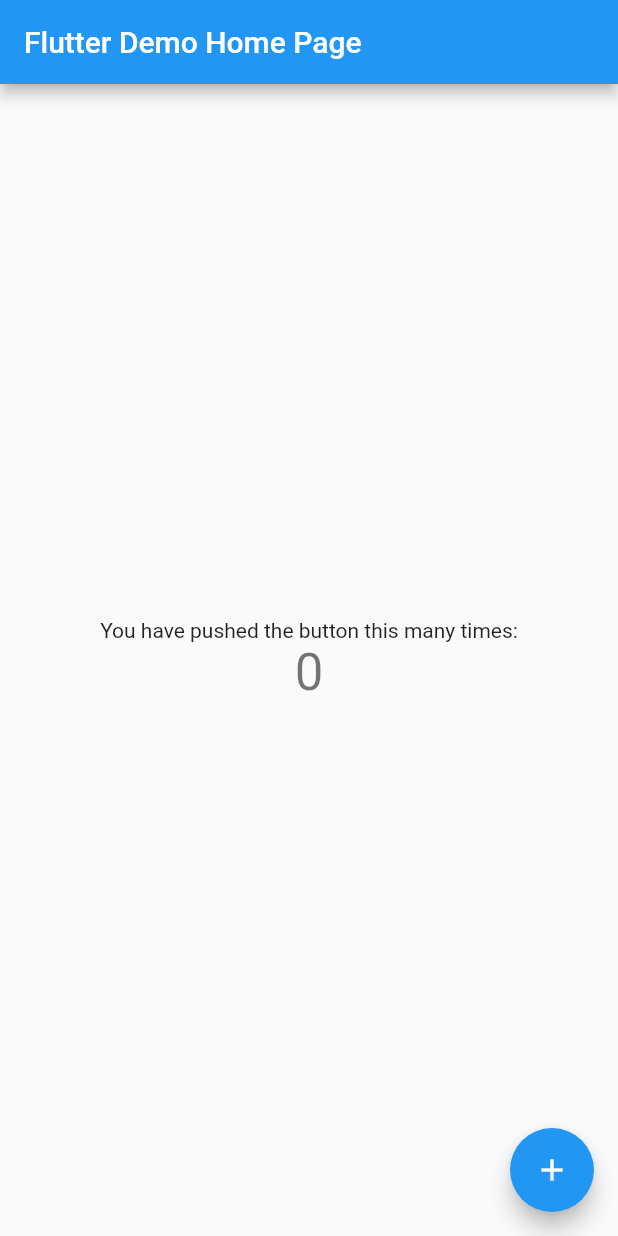
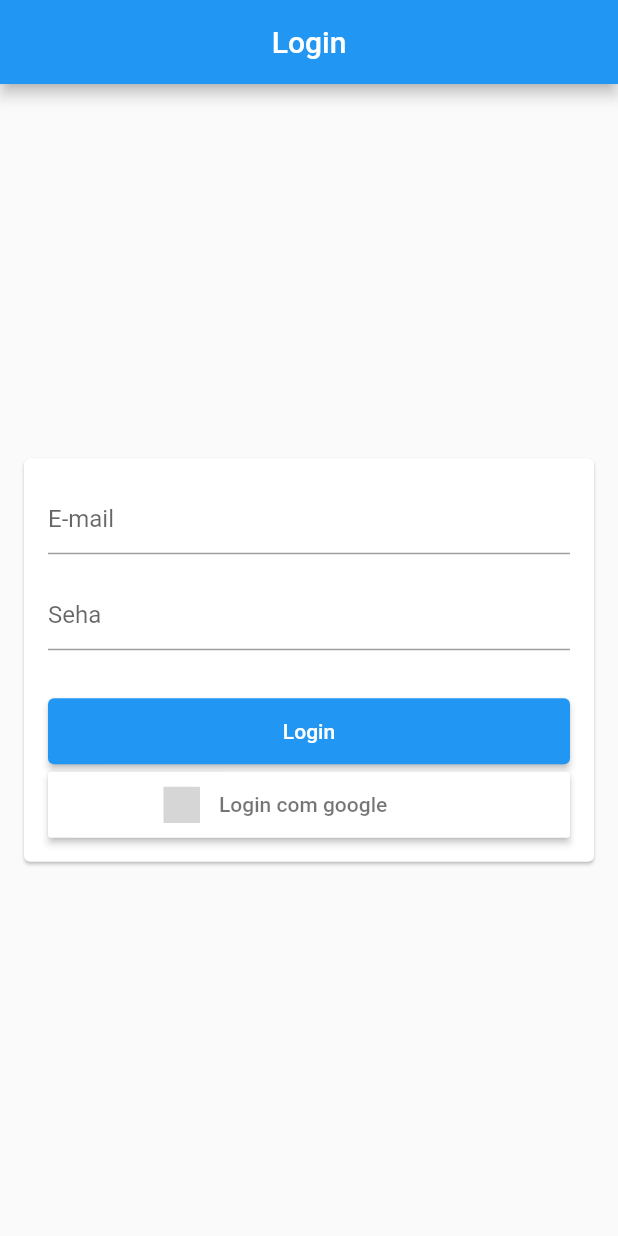
Before and after one commit to Salsicha1001/splitting_money_on_the_ride, a Flutter app: the screen it shows after launch, on a phone screen of 412 x 824 dp. Run offline on Flutter 3.47's test engine with Material 2 defaults, Android fonts, the phone set to English and light mode, and no system bars; our stand-ins replace flutter_easyloading, flutter_signin_button, get, reactive_forms; grey boxes are pictures that could not be loaded.

Commit message:
layout da tel ade login mais rotas

```diff
--- a/lib/main.dart
+++ b/lib/main.dart
@@ -1,4 +1,5 @@
 import 'package:flutter/material.dart';
+import 'package:splittin_money_on_the_ride/screens/authenticator/login_screen.dart';
 
 void main() {
   runApp(const MyApp());
@@ -7,109 +8,23 @@
 class MyApp extends StatelessWidget {
   const MyApp({super.key});
 
-  // This widget is the root of your application.
   @override
   Widget build(BuildContext context) {
     return MaterialApp(
       title: 'Flutter Demo',
       theme: ThemeData(
-        // This is the theme of your application.
-        //
-        // Try running your application with "flutter run". You'll see the
-        // application has a blue toolbar. Then, without quitting the app, try
-        // changing the primarySwatch below to Colors.green and then invoke
-        // "hot reload" (press "r" in the console where you ran "flutter run",
-        // or simply save your changes to "hot reload" in a Flutter IDE).
-        // Notice that the counter didn't reset back to zero; the application
-        // is not restarted.
         primarySwatch: Colors.blue,
       ),
-      home: const MyHomePage(title: 'Flutter Demo Home Page'),
+      initialRoute: '/',
+      onGenerateRoute: (settings) {
+        switch (settings.name) {
+          case '/login':
+            return MaterialPageRoute(builder: (_) => LoginScreen());
+          case '/':
+          default:
+            return MaterialPageRoute(builder: (_) => LoginScreen());
+        }
+      },
     );
   }
 }
-
-class MyHomePage extends StatefulWidget {
-  const MyHomePage({super.key, required this.title});
-
-  // This widget is the home page of your application. It is stateful, meaning
-  // that it has a State object (defined below) that contains fields that affect
-  // how it looks.
-
-  // This class is the configuration for the state. It holds the values (in this
-  // case the title) provided by the parent (in this case the App widget) and
-  // used by the build method of the State. Fields in a Widget subclass are
-  // always marked "final".
-
-  final String title;
-
-  @override
-  State<MyHomePage> createState() => _MyHomePageState();
-}
-
-class _MyHomePageState extends State<MyHomePage> {
-  int _counter = 0;
-
-  void _incrementCounter() {
-    setState(() {
-      // This call to setState tells the Flutter framework that something has
-      // changed in this State, which causes it to rerun the build method below
-      // so that the display can reflect the updated values. If we changed
-      // _counter without calling setState(), then the build method would not be
-      // called again, and so nothing would appear to happen.
-      _counter++;
-    });
-  }
-
-  @override
-  Widget build(BuildContext context) {
-    // This method is rerun every time setState is called, for instance as done
-    // by the _incrementCounter method above.
-    //
-    // The Flutter framework has been optimized to make rerunning build methods
-    // fast, so that you can just rebuild anything that needs updating rather
-    // than having to individually change instances of widgets.
-    return Scaffold(
-      appBar: AppBar(
-        // Here we take the value from the MyHomePage object that was created by
-        // the App.build method, and use it to set our appbar title.
-        title: Text(widget.title),
-      ),
-      body: Center(
-        // Center is a layout widget. It takes a single child and positions it
-        // in the middle of the parent.
-        child: Column(
-          // Column is also a layout widget. It takes a list of children and
-          // arranges them vertically. By default, it sizes itself to fit its
-          // children horizontally, and tries to be as tall as its parent.
-          //
-          // Invoke "debug painting" (press "p" in the console, choose the
-          // "Toggle Debug Paint" action from the Flutter Inspector in Android
-          // Studio, or the "Toggle Debug Paint" command in Visual Studio Code)
-          // to see the wireframe for each widget.
-          //
-          // Column has various properties to control how it sizes itself and
-          // how it positions its children. Here we use mainAxisAlignment to
-          // center the children vertically; the main axis here is the vertical
-          // axis because Columns are vertical (the cross axis would be
-          // horizontal).
-          mainAxisAlignment: MainAxisAlignment.center,
-          children: <Widget>[
-            const Text(
-              'You have pushed the button this many times:',
-            ),
-            Text(
-              '$_counter',
-              style: Theme.of(context).textTheme.headline4,
-            ),
-          ],
-        ),
-      ),
-      floatingActionButton: FloatingActionButton(
-        onPressed: _incrementCounter,
-        tooltip: 'Increment',
-        child: const Icon(Icons.add),
-      ), // This trailing comma makes auto-formatting nicer for build methods.
-    );
-  }
-}
--- /dev/null
+++ b/lib/screens/authenticator/login_screen.dart
@@ -0,0 +1,74 @@
+import 'package:flutter/material.dart';
+import 'package:flutter_signin_button/flutter_signin_button.dart';
+import 'package:splittin_money_on_the_ride/helpers/load_custom.dart';
+import 'package:splittin_money_on_the_ride/helpers/validators.dart';
+
+class LoginScreen extends StatelessWidget {
+  final GlobalKey<FormState> formKey = GlobalKey<FormState>();
+  final TextEditingController emailController = TextEditingController();
+  final TextEditingController passwrodController = TextEditingController();
+  @override
+  Widget build(BuildContext context) {
+    return Scaffold(
+        appBar: AppBar(
+          title: const Text("Login"),
+          centerTitle: true,
+        ),
+        body: Center(
+          child: Card(
+              margin: const EdgeInsets.symmetric(horizontal: 16),
+              child: Form(
+                key: formKey,
+                child: ListView(
+                    padding: const EdgeInsets.all(16),
+                    shrinkWrap: true,
+                    children: [
+                      TextFormField(
+                        controller: emailController,
+                        decoration: const InputDecoration(hintText: "E-mail"),
+                        keyboardType: TextInputType.emailAddress,
+                        autocorrect: false,
+                        validator: (email) {
+                          if (!isEmail(email!)) {
+                            return "E-mail Invalido";
+                          }
+                          return null;
+                        },
+                      ),
+                      const SizedBox(height: 16),
+                      TextFormField(
+                        controller: passwrodController,
+                        decoration: InputDecoration(hintText: "Seha"),
+                        autocorrect: false,
+                        obscureText: true,
+                        validator: (password) {
+                          if (password!.isEmpty || password.length < 6) {
+                            return "Senha Inválida";
+                          }
+                          return null;
+                        },
+                      ),
+                      const SizedBox(height: 32),
+                      SizedBox(
+                          height: 44,
+                          child: ElevatedButton(
+                            onPressed: () async {
+                              if (formKey.currentState?.validate() == true) {
+                                LoadCustom().openLoadMsg("Logando....");
+                              }
+                            },
+                            child: Text("Login"),
+                          )),
+                      const SizedBox(height: 5),
+                      SizedBox(
+                          height: 44,
+                          child: SignInButton(
+                            Buttons.Google,
+                            text: "Login com google",
+                            onPressed: () {},
+                          ))
+                    ]),
+              )),
+        ));
+  }
+}
```
Also changed, not shown: lib/helpers/load_custom.dart (added, +16 -0 lines), lib/helpers/validators.dart (added, +49 -0 lines), pubspec.yaml (+7 -1 lines), pubspec.lock.
